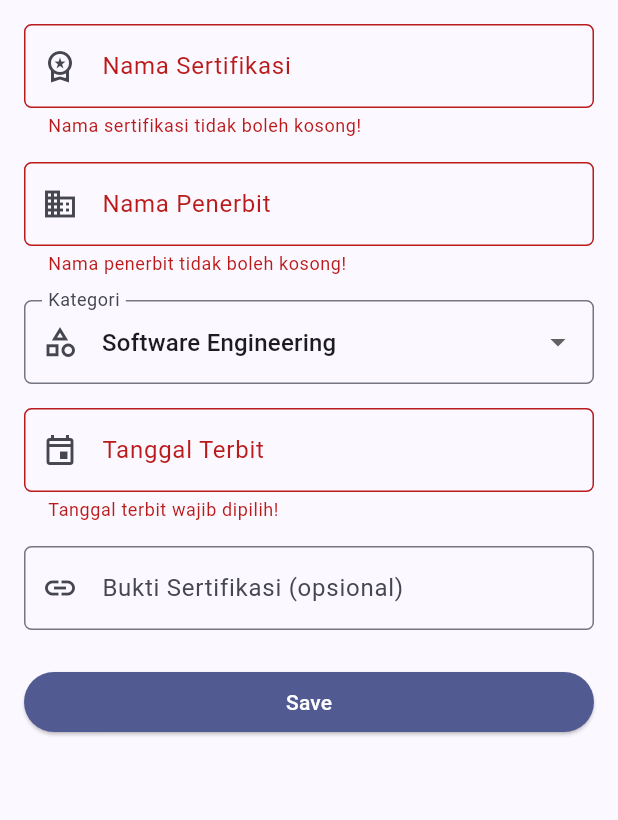
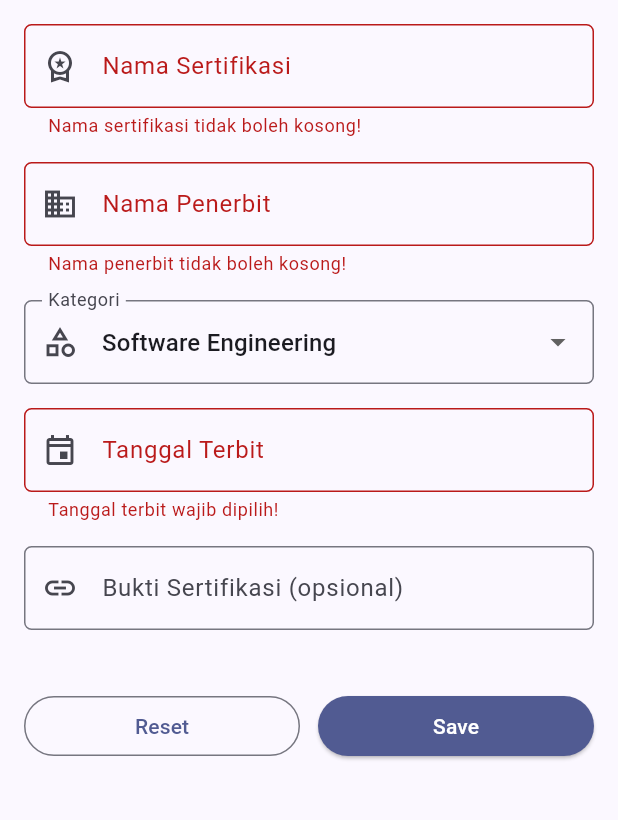
Before and after one commit to LVNAx/myPortfolio_mobile, a Flutter app: the CertificationFormPage screen opened directly, after a tap on "Save", on a phone screen of 412 x 824 dp, the part 84-904 px from its top. Run offline on Flutter 3.47's test engine with Material 3 defaults, Android fonts, the phone set to English and light mode, and no system bars; our stand-ins replace material_ui.

Commit message:
feat: Menyimpan sertifikasi ke CertificationStore, menambah SnackBar Batalkan dan tombol Reset, serta memisahkan dialog ringkasan

```diff
--- a/lib/main.dart
+++ b/lib/main.dart
@@ -1,16 +1,34 @@
 import 'package:material_ui/material_ui.dart';
+import 'package:myportofolio_mobile/models/certification_store.dart';
 import 'package:myportofolio_mobile/screens/menu.dart';
+import 'package:myportofolio_mobile/widgets/certification_scope.dart';
 
 void main() {
   runApp(const MyApp());
 }
 
-class MyApp extends StatelessWidget {
+class MyApp extends StatefulWidget {
   const MyApp({super.key});
 
   @override
+  State<MyApp> createState() => _MyAppState();
+}
+
+class _MyAppState extends State<MyApp> {
+  // Dimiliki oleh State agar tetap ada selama aplikasi berjalan.
+  final _certificationStore = CertificationStore();
+
+  @override
+  void dispose() {
+    _certificationStore.dispose();
+    super.dispose();
+  }
+
+  @override
   Widget build(BuildContext context) {
-    return MaterialApp(
+    return CertificationScope(
+      store: _certificationStore,
+      child: MaterialApp(
         title: 'MyPortfolio',
         theme: ThemeData(
           colorScheme: ColorScheme.fromSeed(
@@ -20,6 +38,7 @@ class MyApp extends StatelessWidget {
           useMaterial3: true,
         ),
         home: MyHomePage(),
+      ),
     );
   }
 }
--- a/lib/screens/certification_form.dart
+++ b/lib/screens/certification_form.dart
@@ -1,13 +1,15 @@
 import 'package:material_ui/material_ui.dart';
+import 'package:myportofolio_mobile/models/certification.dart';
+import 'package:myportofolio_mobile/utils/date_format.dart';
 import 'package:myportofolio_mobile/utils/validators.dart';
+import 'package:myportofolio_mobile/widgets/certification_scope.dart';
+import 'package:myportofolio_mobile/widgets/certification_summary_dialog.dart';
 import 'package:myportofolio_mobile/widgets/left_drawer.dart';
 
-// Halaman formulir untuk menambah sertifikasi.
-// Kolom-kolomnya mengikuti model Certification pada website Django:
-// title, issuer, category, issued_at, dan credential_url.
-//
-// StatefulWidget dipakai karena halaman ini menyimpan data yang berubah
-// (isian pengguna, kategori, dan tanggal terpilih).
+/// Formulir tambah sertifikasi; kolomnya mengikuti model `Certification` pada
+/// website Django. Data yang valid disimpan ke [CertificationStore].
+///
+/// Berupa StatefulWidget karena menyimpan isian, kategori, dan tanggal terpilih.
 class CertificationFormPage extends StatefulWidget {
   const CertificationFormPage({super.key});
 
@@ -16,23 +18,15 @@ class CertificationFormPage extends StatefulWidget {
 }
 
 class _CertificationFormPageState extends State<CertificationFormPage> {
+  static const _defaultCategory = CertificationCategory.swe;
+
   final _formKey = GlobalKey<FormState>();
-
   final _titleController = TextEditingController();
   final _issuerController = TextEditingController();
   final _dateController = TextEditingController();
   final _urlController = TextEditingController();
 
-  // Pilihan kategori sama dengan model Certification (kode -> label).
-  static const Map<String, String> _categories = {
-    'swe': 'Software Engineering',
-    'sde': 'Software Development',
-    'dsai': 'Data Science and AI',
-    'cybersec': 'Cyber Security',
-  };
-  static const String _defaultCategory = 'swe';
-
-  String _category = _defaultCategory;
+  CertificationCategory _category = _defaultCategory;
   DateTime? _issuedAt;
 
   @override
@@ -44,28 +38,66 @@ class _CertificationFormPageState extends State<CertificationFormPage> {
     super.dispose();
   }
 
-  // Format tanggal yyyy-MM-dd, sama dengan format DateField pada Django.
-  String _formatDate(DateTime date) {
-    final month = date.month.toString().padLeft(2, '0');
-    final day = date.day.toString().padLeft(2, '0');
-    return '${date.year}-$month-$day';
-  }
-
-  // Membuka date picker. lastDate dibatasi hari ini karena sertifikat
-  // tidak mungkin diterbitkan di masa depan.
   Future<void> _pickDate() async {
     final now = DateTime.now();
+    // lastDate hari ini: sertifikat tidak mungkin terbit di masa depan.
     final picked = await showDatePicker(
       context: context,
       initialDate: _issuedAt ?? now,
       firstDate: DateTime(1990),
       lastDate: now,
     );
-    // Setelah await, widget mungkin sudah dibuang; cek mounted dulu.
     if (picked == null || !mounted) return;
     setState(() {
       _issuedAt = picked;
-      _dateController.text = _formatDate(picked);
+      _dateController.text = formatIsoDate(picked);
+    });
+  }
+
+  Future<void> _save() async {
+    if (!_formKey.currentState!.validate()) return;
+
+    final url = _urlController.text.trim();
+    final certification = Certification(
+      title: _titleController.text.trim(),
+      issuer: _issuerController.text.trim(),
+      category: _category,
+      issuedAt: _issuedAt!,
+      credentialUrl: url.isEmpty ? null : url,
+    );
+    final store = CertificationScope.read(context);
+    store.add(certification);
+
+    await showDialog<void>(
+      context: context,
+      builder: (_) => CertificationSummaryDialog(certification: certification),
+    );
+    if (!mounted) return;
+
+    _resetForm();
+    ScaffoldMessenger.of(context)
+      ..hideCurrentSnackBar()
+      ..showSnackBar(
+        SnackBar(
+          content: const Text('Sertifikasi disimpan.'),
+          // Tanpa persist: false, SnackBar ber-action tidak hilang sendiri
+          // dan akan menutupi tombol di bawah layar.
+          persist: false,
+          action: SnackBarAction(
+            label: 'Batalkan',
+            onPressed: () => store.remove(certification),
+          ),
+        ),
+      );
+  }
+
+  // reset() hanya mengosongkan kolom teks; kategori dan tanggal disimpan di
+  // variabel state sehingga dikembalikan secara manual.
+  void _resetForm() {
+    _formKey.currentState!.reset();
+    setState(() {
+      _category = _defaultCategory;
+      _issuedAt = null;
     });
   }
 
@@ -78,55 +110,89 @@ class _CertificationFormPageState extends State<CertificationFormPage> {
     );
   }
 
-  void _save() {
-    if (!_formKey.currentState!.validate()) return;
+  Widget _requiredTextField({
+    required TextEditingController controller,
+    required String label,
+    required String hint,
+    required IconData icon,
+    required String fieldName,
+  }) {
+    return TextFormField(
+      controller: controller,
+      textInputAction: TextInputAction.next,
+      decoration: _decoration(label, hint, icon),
+      validator: (value) => validateRequiredText(value, fieldName: fieldName),
+    );
+  }
 
-    // Isian disalin dulu karena form akan dikosongkan setelah dialog ditutup.
-    final title = _titleController.text.trim();
-    final issuer = _issuerController.text.trim();
-    final category = _categories[_category]!;
-    final issuedAt = _dateController.text;
-    final url = _urlController.text.trim();
-
-    showDialog(
-      context: context,
-      builder: (context) {
-        return AlertDialog(
-          title: const Text('Sertifikasi berhasil ditambahkan!'),
-          content: SingleChildScrollView(
-            child: Column(
-              crossAxisAlignment: CrossAxisAlignment.start,
-              children: [
-                Text('Nama Sertifikasi: $title'),
-                Text('Penerbit: $issuer'),
-                Text('Kategori: $category'),
-                Text('Tanggal Terbit: $issuedAt'),
-                Text('Bukti Sertifikasi: ${url.isEmpty ? '-' : url}'),
-              ],
-            ),
-          ),
-          actions: [
-            TextButton(
-              child: const Text('OK'),
-              onPressed: () {
-                Navigator.pop(context);
-                _resetForm();
-              },
-            ),
-          ],
-        );
+  Widget _categoryField() {
+    return DropdownButtonFormField<CertificationCategory>(
+      // isExpanded mencegah overflow saat label kategori panjang.
+      isExpanded: true,
+      initialValue: _defaultCategory,
+      decoration: _decoration('Kategori', '', Icons.category_outlined),
+      items: [
+        for (final category in CertificationCategory.values)
+          DropdownMenuItem(value: category, child: Text(category.label)),
+      ],
+      onChanged: (value) {
+        setState(() => _category = value ?? _defaultCategory);
       },
     );
   }
 
-  // reset() mengosongkan kolom teks; kategori dan tanggal yang disimpan
-  // di variabel state dikembalikan secara manual.
-  void _resetForm() {
-    _formKey.currentState!.reset();
-    setState(() {
-      _category = _defaultCategory;
-      _issuedAt = null;
-    });
+  Widget _dateField() {
+    return TextFormField(
+      controller: _dateController,
+      // Tanggal dipilih lewat date picker, bukan diketik.
+      readOnly: true,
+      onTap: _pickDate,
+      decoration: _decoration(
+        'Tanggal Terbit',
+        'Pilih tanggal',
+        Icons.event_outlined,
+      ),
+      validator: (value) =>
+          validateRequiredDate(value, fieldName: 'Tanggal terbit'),
+    );
+  }
+
+  Widget _urlField() {
+    return TextFormField(
+      controller: _urlController,
+      keyboardType: TextInputType.url,
+      textInputAction: TextInputAction.done,
+      decoration: _decoration(
+        'Bukti Sertifikasi (opsional)',
+        'https://coursera.org/verify/...',
+        Icons.link,
+      ),
+      validator: (value) =>
+          validateOptionalUrl(value, fieldName: 'Bukti sertifikasi'),
+    );
+  }
+
+  Widget _buttons(ColorScheme colorScheme) {
+    return Row(
+      spacing: 12,
+      children: [
+        Expanded(
+          child: OutlinedButton(
+            onPressed: _resetForm,
+            child: const Text('Reset'),
+          ),
+        ),
+        Expanded(
+          child: ElevatedButton(
+            style: ButtonStyle(
+              backgroundColor: WidgetStateProperty.all(colorScheme.primary),
+            ),
+            onPressed: _save,
+            child: const Text('Save', style: TextStyle(color: Colors.white)),
+          ),
+        ),
+      ],
+    );
   }
 
   @override
@@ -145,122 +211,40 @@ class _CertificationFormPageState extends State<CertificationFormPage> {
       drawer: const LeftDrawer(),
       body: Form(
         key: _formKey,
-        // Pesan error muncul setelah pengguna menyentuh kolom dan hilang
-        // otomatis begitu isiannya diperbaiki.
+        // Error muncul setelah kolom disentuh dan hilang saat isian diperbaiki.
         autovalidateMode: AutovalidateMode.onUserInteraction,
-        // SingleChildScrollView menjaga semua kolom dan tombol Simpan tetap
-        // terjangkau di layar sempit atau saat papan ketik tampil.
+        // Scroll menjaga semua kolom dan tombol terjangkau di layar sempit
+        // atau saat papan ketik tampil.
         child: SingleChildScrollView(
           keyboardDismissBehavior: ScrollViewKeyboardDismissBehavior.onDrag,
           child: Center(
-            // Membatasi lebar form di layar lebar (misalnya Chrome).
             child: ConstrainedBox(
               constraints: const BoxConstraints(maxWidth: 800),
               child: Padding(
                 padding: const EdgeInsets.all(16.0),
                 child: Column(
                   crossAxisAlignment: CrossAxisAlignment.stretch,
+                  spacing: 16,
                   children: [
-                    TextFormField(
+                    _requiredTextField(
                       controller: _titleController,
-                      textInputAction: TextInputAction.next,
-                      decoration: _decoration(
-                        'Nama Sertifikasi',
-                        'Meta Backend Developer',
-                        Icons.workspace_premium_outlined,
-                      ),
-                      validator: (value) => validateRequiredText(
-                        value,
-                        fieldName: 'Nama sertifikasi',
-                      ),
+                      label: 'Nama Sertifikasi',
+                      hint: 'Meta Backend Developer',
+                      icon: Icons.workspace_premium_outlined,
+                      fieldName: 'Nama sertifikasi',
                     ),
-                    const SizedBox(height: 16.0),
-
-                    TextFormField(
+                    _requiredTextField(
                       controller: _issuerController,
-                      textInputAction: TextInputAction.next,
-                      decoration: _decoration(
-                        'Nama Penerbit',
-                        'Coursera',
-                        Icons.business_outlined,
-                      ),
-                      validator: (value) => validateRequiredText(
-                        value,
-                        fieldName: 'Nama penerbit',
-                      ),
+                      label: 'Nama Penerbit',
+                      hint: 'Coursera',
+                      icon: Icons.business_outlined,
+                      fieldName: 'Nama penerbit',
                     ),
-                    const SizedBox(height: 16.0),
-
-                    DropdownButtonFormField<String>(
-                      // isExpanded mencegah overflow saat label kategori panjang.
-                      isExpanded: true,
-                      initialValue: _defaultCategory,
-                      decoration: _decoration(
-                        'Kategori',
-                        '',
-                        Icons.category_outlined,
-                      ),
-                      items: _categories.entries
-                          .map(
-                            (entry) => DropdownMenuItem(
-                              value: entry.key,
-                              child: Text(entry.value),
-                            ),
-                          )
-                          .toList(),
-                      onChanged: (String? newValue) {
-                        setState(() {
-                          _category = newValue ?? _defaultCategory;
-                        });
-                      },
-                    ),
-                    const SizedBox(height: 16.0),
-
-                    TextFormField(
-                      controller: _dateController,
-                      // readOnly: teks tidak diketik, tanggal dipilih lewat picker.
-                      readOnly: true,
-                      onTap: _pickDate,
-                      decoration: _decoration(
-                        'Tanggal Terbit',
-                        'Pilih tanggal',
-                        Icons.event_outlined,
-                      ),
-                      validator: (value) => validateRequiredDate(
-                        value,
-                        fieldName: 'Tanggal terbit',
-                      ),
-                    ),
-                    const SizedBox(height: 16.0),
-
-                    TextFormField(
-                      controller: _urlController,
-                      keyboardType: TextInputType.url,
-                      textInputAction: TextInputAction.done,
-                      decoration: _decoration(
-                        'Bukti Sertifikasi (opsional)',
-                        'https://coursera.org/verify/...',
-                        Icons.link,
-                      ),
-                      validator: (value) => validateOptionalUrl(
-                        value,
-                        fieldName: 'Bukti sertifikasi',
-                      ),
-                    ),
-                    const SizedBox(height: 24.0),
-
-                    ElevatedButton(
-                      style: ButtonStyle(
-                        backgroundColor: WidgetStateProperty.all(
-                          colorScheme.primary,
-                        ),
-                      ),
-                      onPressed: _save,
-                      child: const Text(
-                        'Save',
-                        style: TextStyle(color: Colors.white),
-                      ),
-                    ),
+                    _categoryField(),
+                    _dateField(),
+                    _urlField(),
+                    const SizedBox(height: 8),
+                    _buttons(colorScheme),
                   ],
                 ),
               ),
--- /dev/null
+++ b/lib/widgets/certification_scope.dart
@@ -0,0 +1,27 @@
+import 'package:material_ui/material_ui.dart';
+import 'package:myportofolio_mobile/models/certification_store.dart';
+
+/// Menyediakan [CertificationStore] ke semua halaman di bawahnya, sehingga
+/// halaman form dan halaman daftar memakai data yang sama.
+class CertificationScope extends InheritedNotifier<CertificationStore> {
+  const CertificationScope({
+    super.key,
+    required CertificationStore store,
+    required super.child,
+  }) : super(notifier: store);
+
+  /// Mengambil store dan ikut membangun ulang widget saat datanya berubah.
+  static CertificationStore of(BuildContext context) {
+    final scope = context
+        .dependOnInheritedWidgetOfExactType<CertificationScope>();
+    assert(scope != null, 'CertificationScope tidak ada di atas widget ini.');
+    return scope!.notifier!;
+  }
+
+  /// Mengambil store tanpa ikut membangun ulang; untuk aksi seperti menyimpan.
+  static CertificationStore read(BuildContext context) {
+    final scope = context.getInheritedWidgetOfExactType<CertificationScope>();
+    assert(scope != null, 'CertificationScope tidak ada di atas widget ini.');
+    return scope!.notifier!;
+  }
+}
--- /dev/null
+++ b/lib/widgets/certification_summary_dialog.dart
@@ -0,0 +1,39 @@
+import 'package:material_ui/material_ui.dart';
+import 'package:myportofolio_mobile/models/certification.dart';
+
+/// Dialog yang merangkum seluruh isian sebuah [Certification].
+class CertificationSummaryDialog extends StatelessWidget {
+  const CertificationSummaryDialog({
+    super.key,
+    required this.certification,
+    this.title = 'Sertifikasi berhasil ditambahkan!',
+  });
+
+  final Certification certification;
+  final String title;
+
+  @override
+  Widget build(BuildContext context) {
+    return AlertDialog(
+      title: Text(title),
+      content: SingleChildScrollView(
+        child: Column(
+          crossAxisAlignment: CrossAxisAlignment.start,
+          children: [
+            Text('Nama Sertifikasi: ${certification.title}'),
+            Text('Penerbit: ${certification.issuer}'),
+            Text('Kategori: ${certification.category.label}'),
+            Text('Tanggal Terbit: ${certification.issuedAtText}'),
+            Text('Bukti Sertifikasi: ${certification.credentialUrl ?? '-'}'),
+          ],
+        ),
+      ),
+      actions: [
+        TextButton(
+          child: const Text('OK'),
+          onPressed: () => Navigator.pop(context),
+        ),
+      ],
+    );
+  }
+}
```
Also changed, not shown: 1 other file. Lines whose indentation alone changed are shown as unchanged.
